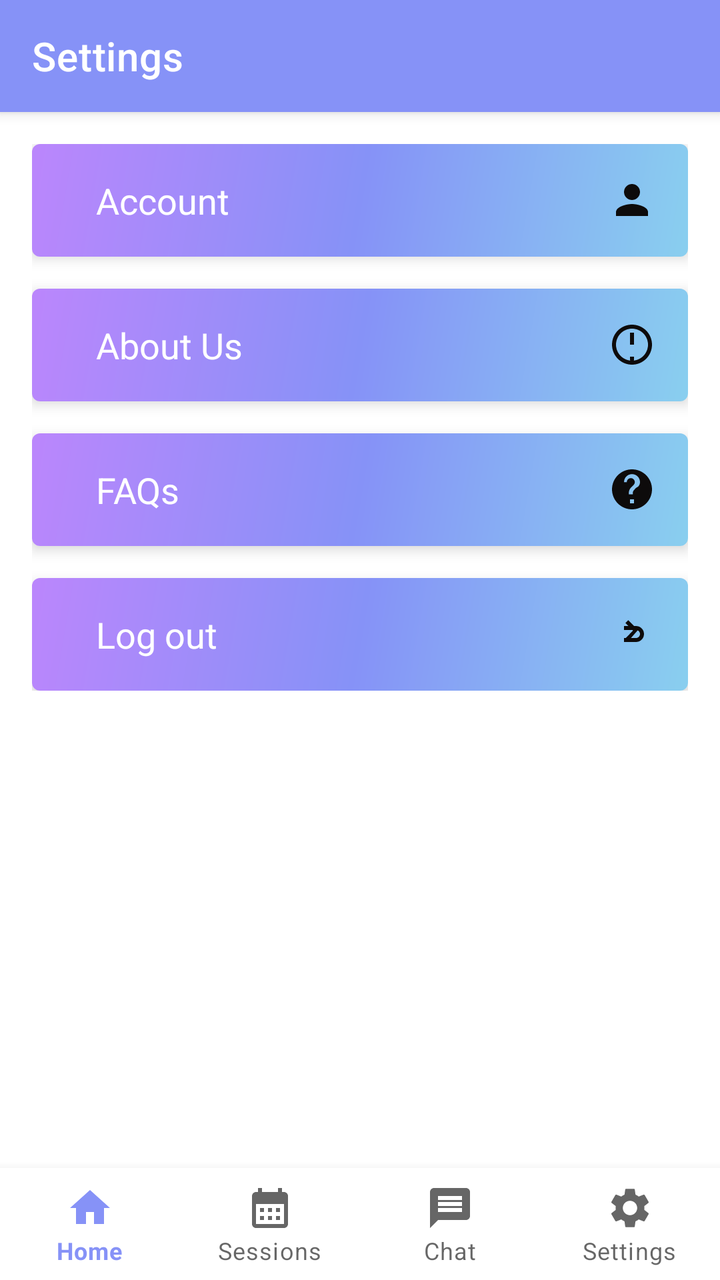
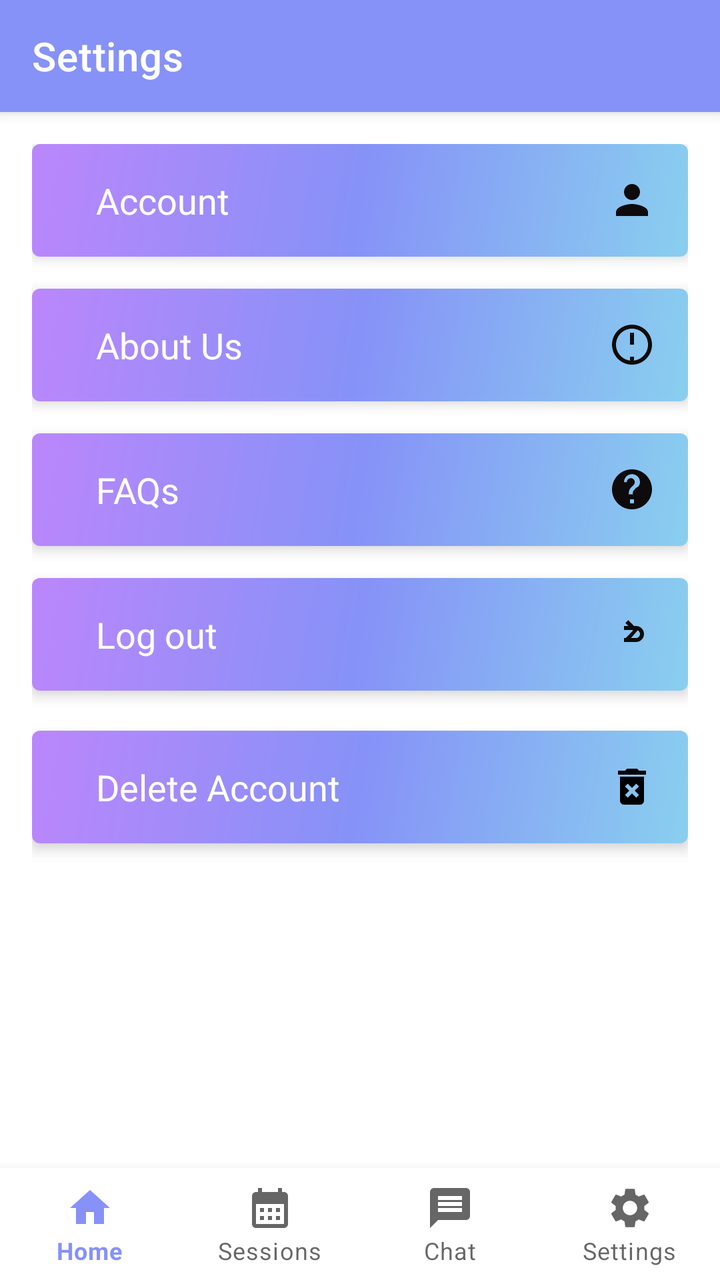

Compare the two renders of this Android layout. The source of the first and the diff that turns it into the second are given below.
<!-- AndroidManifest.xml: application theme Theme.CC -->
<!-- res/layout/activity_student_settings.xml -->
<?xml version="1.0" encoding="utf-8"?>
<androidx.constraintlayout.widget.ConstraintLayout
    xmlns:android="http://schemas.android.com/apk/res/android"
    xmlns:app="http://schemas.android.com/apk/res-auto"
    xmlns:tools="http://schemas.android.com/tools"
    android:id="@+id/main"
    android:layout_width="match_parent"
    android:layout_height="match_parent"
    android:background="@android:color/system_on_tertiary_light"
    tools:context=".StudentSettings"
    tools:ignore="NewApi">

    <androidx.appcompat.widget.Toolbar
        android:id="@+id/topToolbar"
        android:layout_width="0dp"
        android:layout_height="?attr/actionBarSize"
        android:background="@color/lavender"
        android:elevation="4dp"
        android:theme="@style/ThemeOverlay.AppCompat.ActionBar"
        app:title="Settings"
        app:titleTextColor="@color/white"
        app:layout_constraintTop_toTopOf="parent"
        app:layout_constraintStart_toStartOf="parent"
        app:layout_constraintEnd_toEndOf="parent" />

    <ScrollView
        android:id="@+id/scrollView"
        android:layout_width="0dp"
        android:layout_height="0dp"
        app:layout_constraintTop_toBottomOf="@id/topToolbar"
        app:layout_constraintBottom_toTopOf="@id/bottomNavigationView"
        app:layout_constraintStart_toStartOf="parent"
        app:layout_constraintEnd_toEndOf="parent">

        <LinearLayout
            android:layout_width="match_parent"
            android:layout_height="wrap_content"
            android:orientation="vertical"
            android:padding="16dp">

            <com.google.android.material.card.MaterialCardView
                android:id="@+id/studentAccountCard"
                android:layout_width="match_parent"
                android:layout_height="wrap_content"
                android:layout_marginBottom="16dp"
                android:clickable="true"
                android:focusable="true"
                app:cardElevation="4dp">

                <LinearLayout
                    android:layout_width="match_parent"
                    android:layout_height="wrap_content"
                    android:orientation="horizontal"
                    android:padding="16dp"
                    android:background="@drawable/gradient"
                    android:gravity="center_vertical">

                    <TextView
                        android:layout_width="0dp"
                        android:layout_height="wrap_content"
                        android:layout_marginStart="16dp"
                        android:layout_weight="1"
                        android:textColor="@color/white"
                        android:text="Account"
                        android:textSize="18sp" />

                    <ImageView
                        android:layout_width="24dp"
                        android:layout_height="24dp"
                        android:contentDescription="@string/next"
                        android:src="@drawable/baseline_person_2" />
                </LinearLayout>
            </com.google.android.material.card.MaterialCardView>

            <com.google.android.material.card.MaterialCardView
                android:layout_width="match_parent"
                android:layout_height="wrap_content"
                android:layout_marginBottom="16dp"
                android:id="@+id/StudentAboutUs"
                android:clickable="true"
                android:focusable="true"
                app:cardElevation="4dp">

                <LinearLayout
                    android:layout_width="match_parent"
                    android:layout_height="wrap_content"
                    android:orientation="horizontal"
                    android:padding="16dp"
                    android:background="@drawable/gradient"
                    android:gravity="center_vertical">

                    <TextView
                        android:layout_width="0dp"
                        android:layout_height="wrap_content"
                        android:layout_marginStart="16dp"
                        android:layout_weight="1"
                        android:textColor="@color/white"
                        android:text="About Us"
                        android:textSize="18sp" />

                    <ImageView
                        android:layout_width="24dp"
                        android:layout_height="24dp"
                        android:src="@drawable/baseline_faqs_24"
                        android:contentDescription="@string/next" />
                </LinearLayout>
            </com.google.android.material.card.MaterialCardView>

            <com.google.android.material.card.MaterialCardView
                android:layout_width="match_parent"
                android:layout_height="wrap_content"
                android:layout_marginBottom="16dp"
                android:clickable="true"
                android:id="@+id/StudentFaqCard"
                android:focusable="true"
                app:cardElevation="4dp">

                <LinearLayout
                    android:layout_width="match_parent"
                    android:layout_height="wrap_content"
                    android:orientation="horizontal"
                    android:padding="16dp"
                    android:background="@drawable/gradient"
                    android:gravity="center_vertical">

                    <TextView
                        android:layout_width="0dp"
                        android:layout_height="wrap_content"
                        android:layout_marginStart="16dp"
                        android:layout_weight="1"
                        android:text="FAQs"
                        android:textColor="@color/white"
                        android:textSize="18sp" />

                    <ImageView
                        android:layout_width="24dp"
                        android:layout_height="24dp"
                        android:src="@drawable/baseline_aboutus_24"
                        android:contentDescription="@string/next" />
                </LinearLayout>
            </com.google.android.material.card.MaterialCardView>

            <com.google.android.material.card.MaterialCardView
                android:layout_width="match_parent"
                android:layout_height="wrap_content"
                android:clickable="true"
                android:id="@+id/studentLogoutCard"
                android:focusable="true"
                app:cardElevation="4dp">

                <LinearLayout
                    android:layout_width="match_parent"
                    android:layout_height="wrap_content"
                    android:orientation="horizontal"
                    android:padding="16dp"
                    android:background="@drawable/gradient"
                    android:gravity="center_vertical">

                    <TextView
                        android:layout_width="0dp"
                        android:layout_height="wrap_content"
                        android:layout_marginStart="16dp"
                        android:layout_weight="1"
                        android:textColor="@color/white"
                        android:text="Log out"
                        android:textSize="18sp" />

                    <ImageView
                        android:layout_width="24dp"
                        android:layout_height="24dp"
                        android:src="@drawable/baseline_logout_24"
                        android:contentDescription="@string/next" />
                </LinearLayout>
            </com.google.android.material.card.MaterialCardView>

        </LinearLayout>
    </ScrollView>

    <com.google.android.material.bottomnavigation.BottomNavigationView
        android:id="@+id/bottomNavigationView"
        android:layout_width="match_parent"
        android:layout_height="wrap_content"
        android:background="@color/white"
        app:labelVisibilityMode="labeled"
        app:layout_constraintBottom_toBottomOf="parent"
        app:layout_constraintStart_toStartOf="parent"
        app:layout_constraintEnd_toEndOf="parent"
        app:menu="@menu/bottom_menu" />

</androidx.constraintlayout.widget.ConstraintLayout>
<!-- resources referenced by this layout -->
<resources>
  <color name="lavender">#8692f7</color>
  <color name="white">#FFFFFFFF</color>
  <!-- drawable baseline_aboutus_24 (drawable) -->
  <vector xmlns:android="http://schemas.android.com/apk/res/android"
      android:width="24dp"
      android:height="24dp"
      android:viewportWidth="24"
      android:viewportHeight="24"
      android:tint="#0D0B0B">
      <path
          android:fillColor="@color/white"
          android:pathData="M12 2C6.48 2 2 6.48 2 12s4.48 10 10 10 10-4.48 10-10S17.52 2 12 2zm1 17h-2v-2h2v2zm1.07-7.75l-.9.92c-.43.44-.77.97-.77 1.58v.75h-2v-.75c0-.99.45-1.99 1.17-2.71l1.24-1.24c.37-.37.59-.88.59-1.41 0-1.1-.9-2-2-2s-2 .9-2 2H8c0-2.21 1.79-4 4-4s4 1.79 4 4c0 .88-.36 1.68-.93 2.25z"/>
  </vector>
  <!-- drawable baseline_faqs_24 (drawable) -->
  <vector xmlns:android="http://schemas.android.com/apk/res/android"
      android:width="24dp"
      android:height="24dp"
      android:viewportWidth="24"
      android:viewportHeight="24"
      android:tint="#0D0B0B">
      <path
          android:fillColor="@color/white"
          android:pathData="M11 18h2v2h-2v-2zm1-16C6.48 2 2 6.48 2 12s4.48 10 10 10 10-4.48 10-10S17.52 2 12 2zm0 18c-4.41 0-8-3.59-8-8s3.59-8 8-8 8 3.59 8 8-3.59 8-8 8zm1-12h-2v4h2v-4zm0-2h-2v2h2V6z"/>
  </vector>
  <!-- drawable baseline_logout_24 (drawable) -->
  <vector xmlns:android="http://schemas.android.com/apk/res/android"
      android:width="24dp"
      android:height="24dp"
      android:viewportWidth="24"
      android:viewportHeight="24"
      android:tint="#0D0B0B">
      <path
          android:fillColor="@color/white"
          android:pathData="M10.09,15.59L8.67,14.17L12.5,10.33L8.67,6.5L10.09,5.09L15,10L10.09,15.59z M16,12c0,-1.11 -0.9,-2 -2,-2h-6v-2h6c2.21,0 4,1.79 4,4c0,2.21 -1.79,4 -4,4h-6v-2h6c1.1,0 2,-0.89 2,-2z"/>
  </vector>
  <!-- drawable baseline_person_2 (drawable) -->
  <vector xmlns:android="http://schemas.android.com/apk/res/android" android:height="24dp" android:tint="#0D0B0B" android:viewportHeight="24" android:viewportWidth="24" android:width="24dp">
        
      <path android:fillColor="@color/white" android:pathData="M12,12c2.21,0 4,-1.79 4,-4s-1.79,-4 -4,-4 -4,1.79 -4,4 1.79,4 4,4zM12,14c-2.67,0 -8,1.34 -8,4v2h16v-2c0,-2.66 -5.33,-4 -8,-4z"/>
      
  </vector>
  <!-- drawable gradient (drawable) -->
  <?xml version="1.0" encoding="utf-8"?>
  <shape xmlns:android="http://schemas.android.com/apk/res/android">
  
      <gradient android:startColor="@color/purple_200"
          android:centerColor="@color/lavender"
          android:endColor="@color/blue"
          android:angle="315"/>
  
  </shape>
  <string name="next">Next</string>
  <style name="Theme.CC" parent="Base.Theme.CC" />
  <color name="purple_200">#FFBB86FC</color>
  <color name="blue">#89CFEF</color>
  <style name="Base.Theme.CC" parent="Theme.MaterialComponents.DayNight.NoActionBar">
          
          <item name="colorPrimary">@color/lavender</item>
          <item name="colorPrimaryVariant">@color/lavender</item>
          <item name="colorOnPrimary">@color/white</item>
          
          <item name="colorSecondary">@color/teal_200</item>
          <item name="colorSecondaryVariant">@color/teal_700</item>
          <item name="colorOnSecondary">@color/black</item>
          
          <item name="android:statusBarColor">?attr/colorPrimaryVariant</item>
          
          
      </style>
  <color name="teal_200">#FF03DAC5</color>
  <color name="teal_700">#FF018786</color>
  <color name="black">#FF000000</color>
</resources>

<!-- the commit's change to res/layout/activity_student_settings.xml (unified diff, before → after) -->
@@ -173,6 +173,45 @@
                 </LinearLayout>
             </com.google.android.material.card.MaterialCardView>
 
+            <View
+                android:layout_width="20dp"
+                android:layout_height="20dp"/>
+
+            <com.google.android.material.card.MaterialCardView
+                android:layout_width="match_parent"
+                android:layout_height="wrap_content"
+                android:layout_marginBottom="16dp"
+                android:clickable="true"
+                android:id="@+id/DeleteCard"
+                android:focusable="true"
+                app:cardElevation="4dp">
+
+                <LinearLayout
+                    android:layout_width="match_parent"
+                    android:layout_height="wrap_content"
+                    android:orientation="horizontal"
+                    android:background="@drawable/gradient"
+                    android:padding="16dp"
+                    android:gravity="center_vertical">
+
+                    <TextView
+                        android:layout_width="0dp"
+                        android:layout_height="wrap_content"
+                        android:layout_marginStart="16dp"
+                        android:layout_weight="1"
+                        android:textColor="@color/white"
+                        android:text="Delete Account"
+                        android:textSize="18sp" />
+
+                    <ImageView
+                        android:layout_width="24dp"
+                        android:layout_height="24dp"
+                        android:src="@drawable/ic_delete"
+                        android:contentDescription="@string/next" />
+                </LinearLayout>
+            </com.google.android.material.card.MaterialCardView>
+
+
         </LinearLayout>
     </ScrollView>
 
<!-- resource entries referenced after the edit -->
@@ -51,6 +51,12 @@
           android:angle="315"/>
   
   </shape>
+  <!-- drawable ic_delete (drawable) -->
+  <vector xmlns:android="http://schemas.android.com/apk/res/android" android:height="24dp" android:tint="#000000" android:viewportHeight="24" android:viewportWidth="24" android:width="24dp">
+        
+      <path android:fillColor="@android:color/white" android:pathData="M6,19c0,1.1 0.9,2 2,2h8c1.1,0 2,-0.9 2,-2L18,7L6,7v12zM8.46,11.88l1.41,-1.41L12,12.59l2.12,-2.12 1.41,1.41L13.41,14l2.12,2.12 -1.41,1.41L12,15.41l-2.12,2.12 -1.41,-1.41L10.59,14l-2.13,-2.12zM15.5,4l-1,-1h-5l-1,1L5,4v2h14L19,4z"/>
+      
+  </vector>
   <string name="next">Next</string>
   <style name="Theme.CC" parent="Base.Theme.CC" />
   <color name="purple_200">#FFBB86FC</color>
